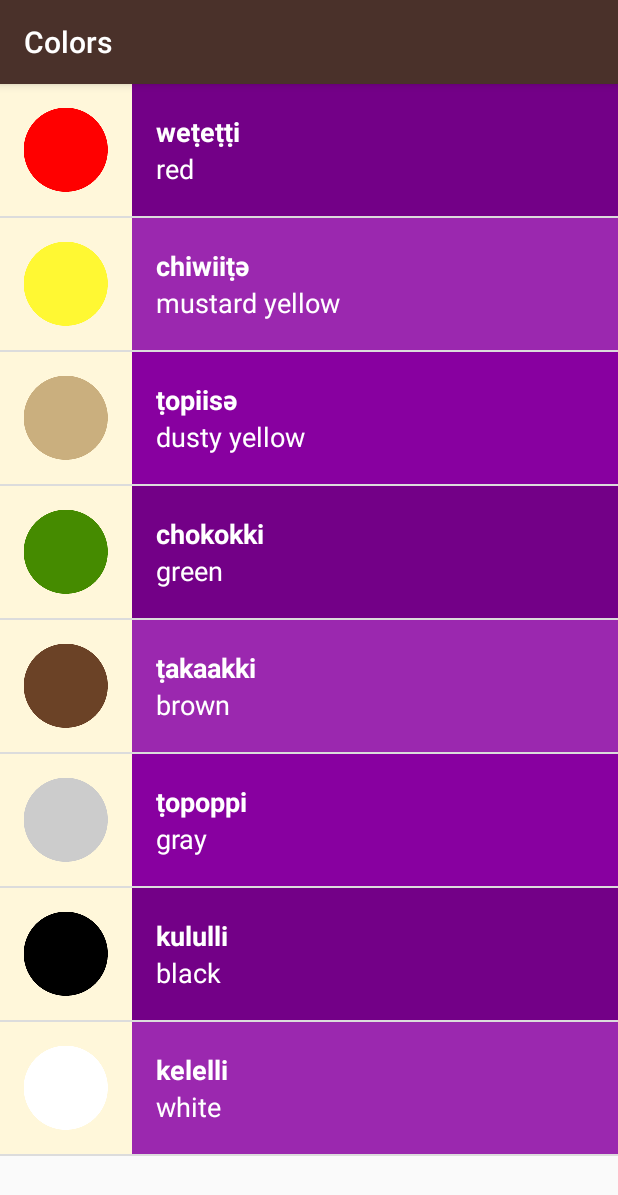
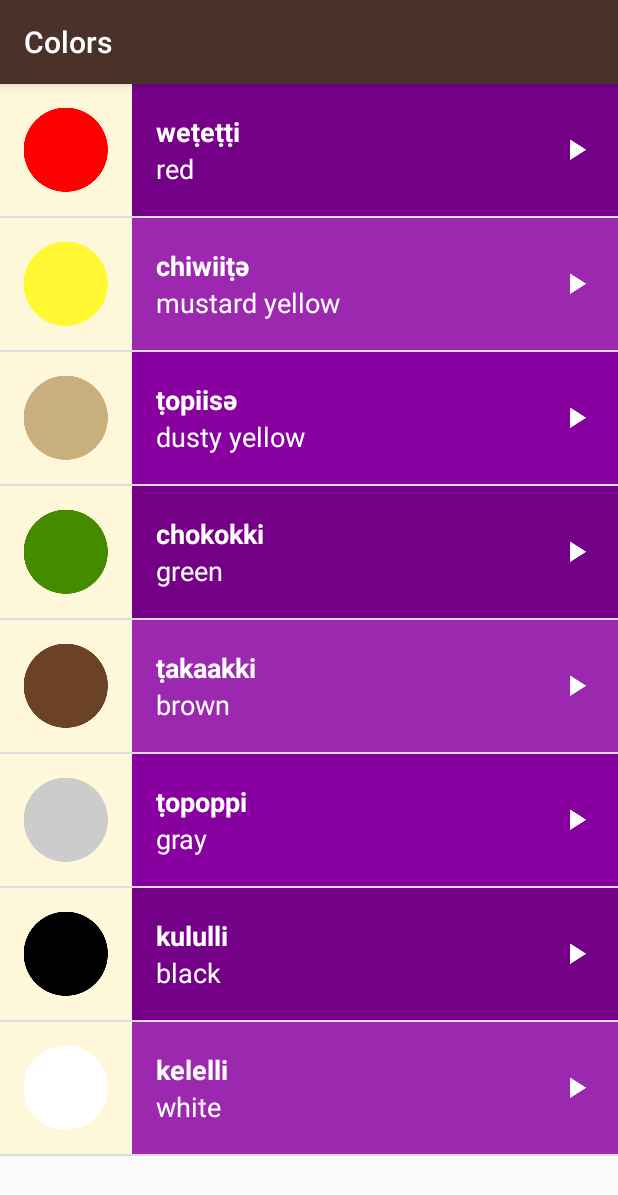
Before and after one commit to omega9999/Miwok, an Android app: the ColorsActivity screen opened directly, with no data from a screen before it, on a phone screen of 412 x 824 dp. Shown: the top 1195 px of the screen. Run offline under Robolectric (Android 15) with nearby library versions, the phone set to English and light mode, and no system bars.

Commit message:
add play icon to layout

```diff
--- a/app/src/main/res/layout/list_item.xml
+++ b/app/src/main/res/layout/list_item.xml
@@ -1,30 +1,36 @@
 <?xml version="1.0" encoding="utf-8"?>
-<LinearLayout xmlns:android="http://schemas.android.com/apk/res/android"
+<RelativeLayout xmlns:android="http://schemas.android.com/apk/res/android"
     xmlns:tools="http://schemas.android.com/tools"
     android:layout_width="match_parent"
-    android:layout_height="match_parent"
+    android:layout_height="@dimen/list_item_height"
     android:background="@color/tan_background"
-    android:minHeight="@dimen/list_item_height"
-    android:orientation="horizontal">
+    android:minHeight="@dimen/list_item_height">
 
     <ImageView
         android:id="@+id/image"
         android:layout_width="@dimen/list_item_height"
-        android:layout_height="@dimen/list_item_height" />
+        android:layout_height="@dimen/list_item_height"
+        android:layout_alignParentStart="true"
+        android:layout_alignParentLeft="true"
+        android:layout_alignParentTop="true" />
 
-    <LinearLayout
+    <RelativeLayout
         android:id="@+id/text_container"
         android:layout_width="match_parent"
-        android:layout_height="match_parent"
-        android:orientation="vertical"
+        android:layout_height="@dimen/list_item_height"
+        android:layout_alignParentTop="true"
+        android:layout_alignParentEnd="true"
+        android:layout_alignParentRight="true"
+        android:layout_alignParentBottom="true"
+        android:layout_toEndOf="@id/image"
+        android:layout_toRightOf="@id/image"
         android:paddingStart="16dp"
         android:paddingLeft="16dp">
 
         <TextView
             android:id="@+id/miwok_text_view"
             android:layout_width="match_parent"
-            android:layout_height="0dp"
-            android:layout_weight="1"
+            android:layout_height="44dp"
             android:gravity="bottom"
             android:textAppearance="?android:textAppearanceMedium"
             android:textColor="@android:color/white"
@@ -34,11 +40,24 @@
         <TextView
             android:id="@+id/default_text_view"
             android:layout_width="match_parent"
-            android:layout_height="0dp"
-            android:layout_weight="1"
+            android:layout_height="44dp"
+            android:layout_below="@id/miwok_text_view"
             android:gravity="top"
             android:textAppearance="?android:textAppearanceMedium"
             android:textColor="@android:color/white"
             tools:text="English language" />
-    </LinearLayout>
-</LinearLayout>
+    </RelativeLayout>
+
+    <ImageView
+        android:id="@+id/icon_play"
+        android:layout_width="24dp"
+        android:layout_height="24dp"
+        android:layout_alignParentEnd="true"
+        android:layout_alignParentRight="true"
+        android:layout_centerVertical="true"
+        android:layout_marginEnd="16dp"
+        android:layout_marginRight="16dp"
+        android:contentDescription="@string/play"
+        android:src="@drawable/ic_play_arrow" />
+
+</RelativeLayout>
--- a/app/src/main/res/values/strings.xml
+++ b/app/src/main/res/values/strings.xml
@@ -24,4 +24,5 @@
 
     <!-- Category name for the vocabulary words for family members [CHAR LIMIT=20] -->
     <string name="category_family">Family Members</string>
+    <string name="play">Play</string>
 </resources>
```
